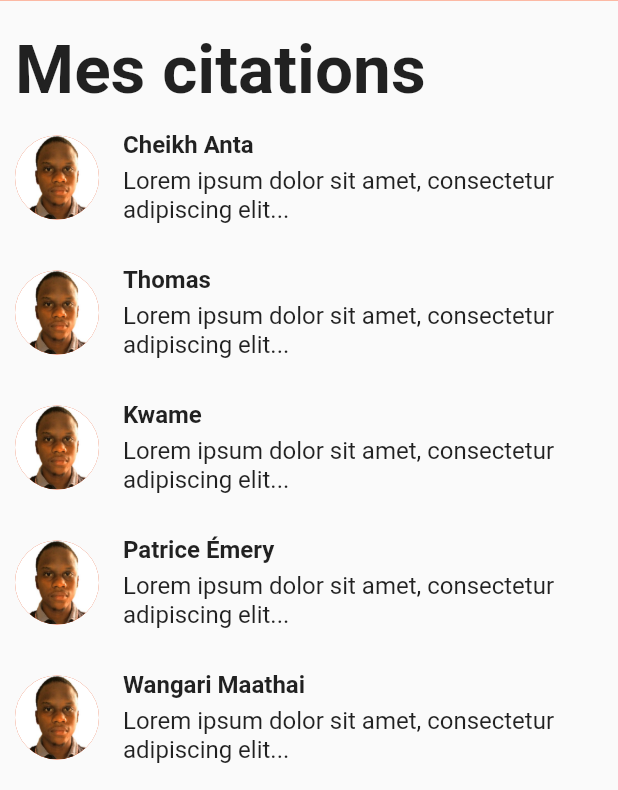
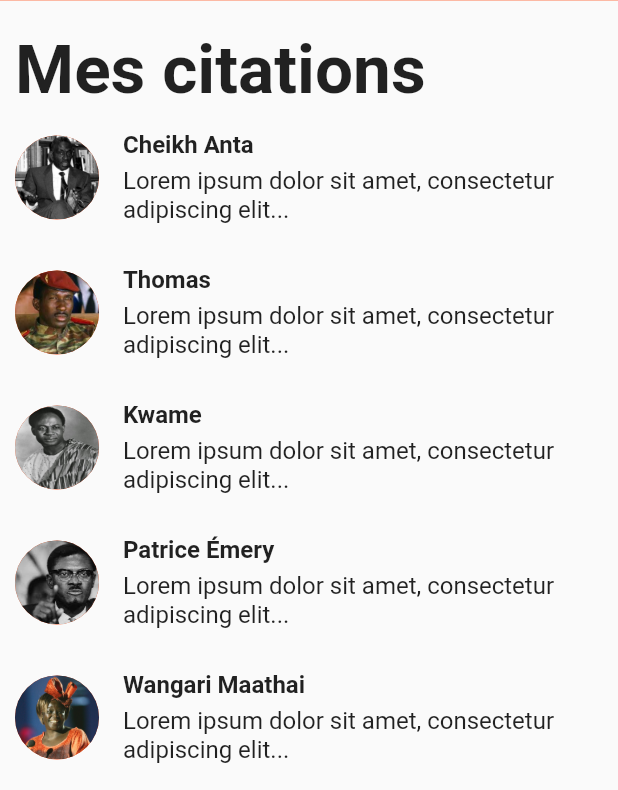
Before and after one commit to alphacpc/App_flutter_quote, a Flutter app: the screen it shows after launch, on a phone screen of 412 x 824 dp, the part 446-1236 px from its top. Run offline on Flutter 3.47's test engine with Material 2 defaults, Android fonts, the phone set to English and light mode, and no system bars; drawn by our look-alikes of flutter_slidable; our stand-ins replace getwidget; Roboto replaces fonts that are missing (Cabin).

Commit message:
added navigation

```diff
--- a/lib/Models/Quote.dart
+++ b/lib/Models/Quote.dart
@@ -8,5 +8,5 @@ class Quote {
   String userMessage = '';
   bool isFavorite = false;
 
-  Quote(this.userFname, this.userLname, this.userMessage);
+  Quote(this.userFname, this.userLname, this.userMessage, this.userPicture);
 }
--- a/lib/Screens/home.dart
+++ b/lib/Screens/home.dart
@@ -10,22 +10,46 @@ class HomePage extends StatelessWidget {
   final String title;
 
   List<Quote> quotes = [
-    Quote("Cheikh Anta", "DOP",
-        "Lorem ipsum dolor sit amet, consectetur adipiscing elit..."),
-    Quote("Thomas", "Sankara",
-        "Lorem ipsum dolor sit amet, consectetur adipiscing elit..."),
-    Quote("Kwame", "Nkrumah",
-        "Lorem ipsum dolor sit amet, consectetur adipiscing elit..."),
-    Quote("Patrice Émery", "Lumumba",
-        "Lorem ipsum dolor sit amet, consectetur adipiscing elit..."),
-    Quote("Wangari Maathai", "Maathai",
-        "Lorem ipsum dolor sit amet, consectetur adipiscing elit..."),
-    Quote("Aliko", "Dangote",
-        "Lorem ipsum dolor sit amet, consectetur adipiscing elit..."),
-    Quote("Ndiaga Ndiaye", "Ndiaye",
-        "Lorem ipsum dolor sit amet, consectetur adipiscing elit..."),
-    Quote("Mouammar", "Kadhafi",
-        "Lorem ipsum dolor sit amet, consectetur adipiscing elit..."),
+    Quote(
+        "Cheikh Anta",
+        "DOP",
+        "Lorem ipsum dolor sit amet, consectetur adipiscing elit...",
+        "assets/anta.jpg"),
+    Quote(
+        "Thomas",
+        "Sankara",
+        "Lorem ipsum dolor sit amet, consectetur adipiscing elit...",
+        "assets/thomas.jpeg"),
+    Quote(
+        "Kwame",
+        "Nkrumah",
+        "Lorem ipsum dolor sit amet, consectetur adipiscing elit...",
+        "assets/knkrumah.jpg"),
+    Quote(
+        "Patrice Émery",
+        "Lumumba",
+        "Lorem ipsum dolor sit amet, consectetur adipiscing elit...",
+        "assets/patrice.jpeg"),
+    Quote(
+        "Wangari Maathai",
+        "Maathai",
+        "Lorem ipsum dolor sit amet, consectetur adipiscing elit...",
+        "assets/matti.jpg"),
+    Quote(
+        "Aliko",
+        "Dangote",
+        "Lorem ipsum dolor sit amet, consectetur adipiscing elit...",
+        "assets/aliko.jpg"),
+    Quote(
+        "Rose",
+        "Dieng-Kuntz",
+        "Lorem ipsum dolor sit amet, consectetur adipiscing elit...",
+        "assets/rose.jpeg"),
+    Quote(
+        "Mouammar",
+        "Kadhafi",
+        "Lorem ipsum dolor sit amet, consectetur adipiscing elit...",
+        "assets/kadhafi.jpg"),
   ];
 
   @override
@@ -154,7 +178,7 @@ class HomePage extends StatelessWidget {
         contentPadding: EdgeInsets.symmetric(horizontal: 10, vertical: 10),
         leading: CircleAvatar(
           radius: 28,
-          backgroundImage: new AssetImage('assets/photo.jpg'),
+          backgroundImage: new AssetImage(item.userPicture),
         ),
         title: Column(
           crossAxisAlignment: CrossAxisAlignment.start,
@@ -176,6 +200,5 @@ void doNothing(BuildContext context) {
 }
 
 void showMore(BuildContext context) {
-  Navigator.pushNamed(context, "Detail");
-  print('clicked');
+  Navigator.pushNamed(context, "/Detail");
 }
--- a/lib/main.dart
+++ b/lib/main.dart
@@ -1,4 +1,5 @@
 import 'package:flutter/material.dart';
+import 'package:task_management_flutter/Screens/Detail.dart';
 import 'package:task_management_flutter/Screens/home.dart';
 
 void main() {
@@ -15,9 +16,14 @@ class MyApp extends StatelessWidget {
       theme: ThemeData(
         primarySwatch: Colors.deepOrange,
       ),
-      home: HomePage(
-        title: "Home page",
-      ),
+      initialRoute: '/',
+      routes: {
+        '/': (context) => HomePage(title: 'Home Page'),
+        '/Detail': (context) => Detail()
+      },
+      // home: HomePage(
+      //   title: "Home page",
+      // ),
     );
   }
 }
```
Also changed, not shown: pubspec.yaml (+9 -0 lines), assets/patrice.jpeg (added), assets/rose.jpeg (added).
